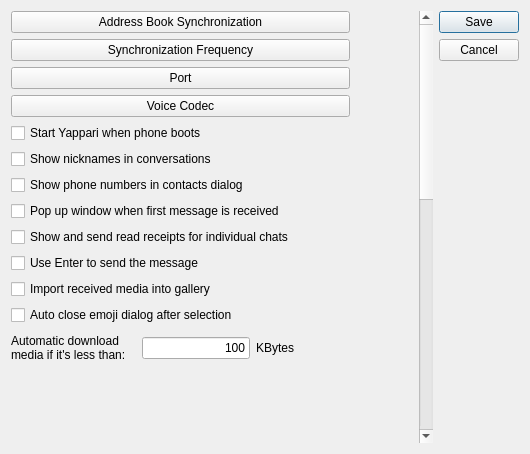
This is src/yappari-application/Gui/ui/globalsettingsdialog.ui in agamez/yappari as Qt 5 draws it before an edit. The edited form follows.
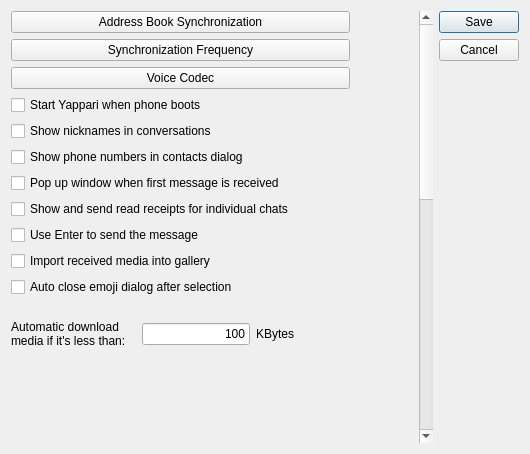
This is the edited form. Custom widgets are drawn as their Qt base class.

Commit message: Remove 'port' from settings

Patch:
```diff
--- a/src/yappari-application/Gui/ui/globalsettingsdialog.ui
+++ b/src/yappari-application/Gui/ui/globalsettingsdialog.ui
@@ -91,13 +91,6 @@
           </property>
          </widget>
         </item>
-        <item>
-         <widget class="QMaemo5ValueButton" name="portButton">
-          <property name="text">
-           <string>Port</string>
-          </property>
-         </widget>
-        </item>
         <item>
          <widget class="QMaemo5ValueButton" name="voiceCodecButton">
           <property name="text">
```
The commit also changes 6 other files.
